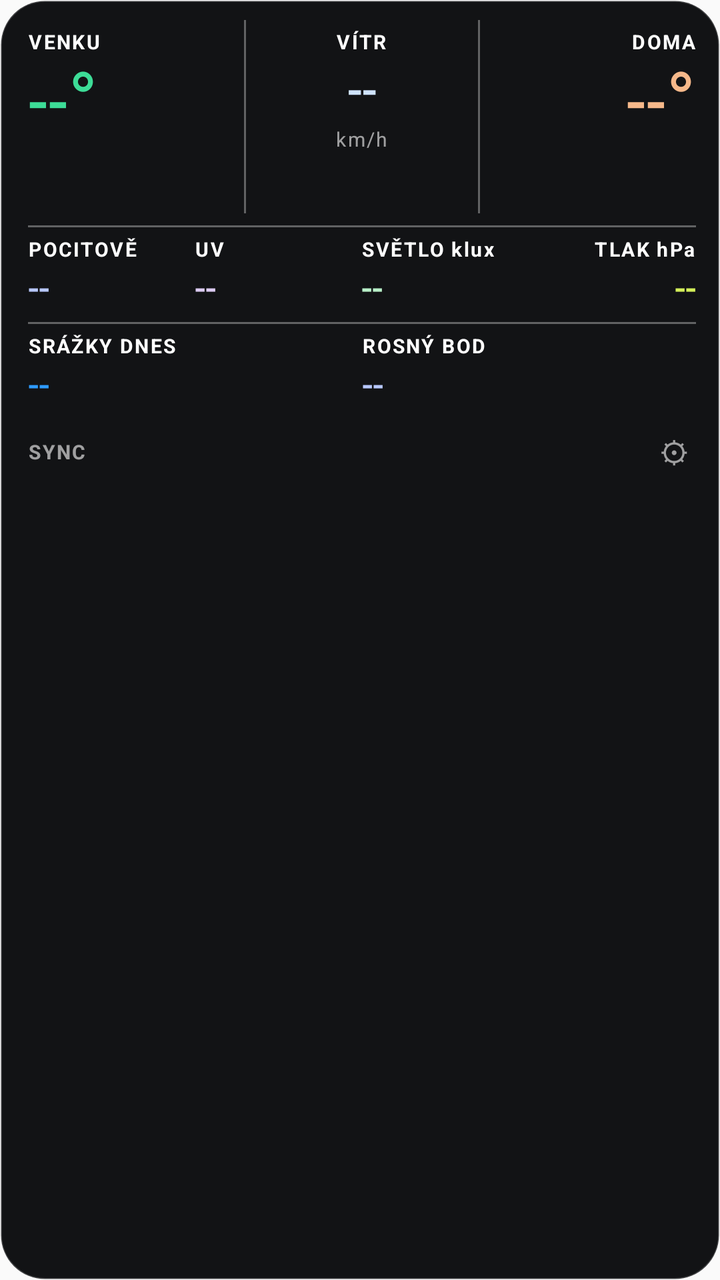
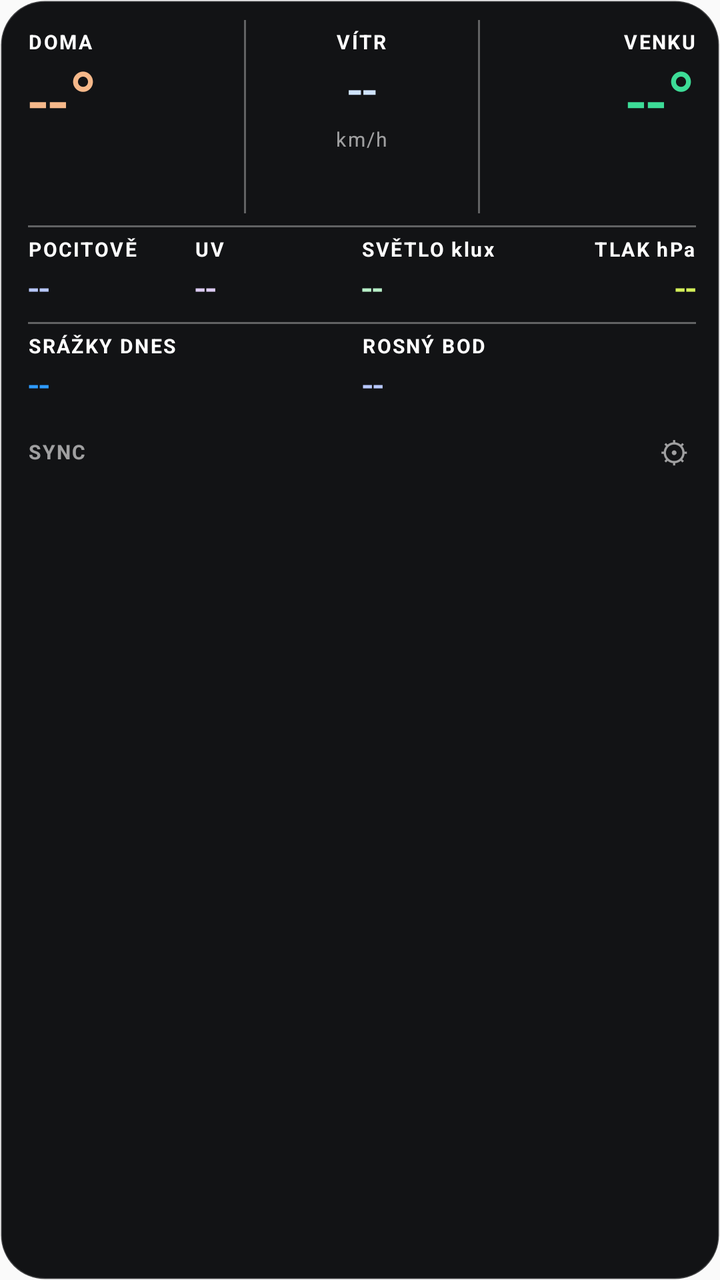

Compare the two renders of this Android layout. The source of the first and the diff that turns it into the second are given below.
<!-- AndroidManifest.xml: application theme android:Theme.Material.Light.DarkActionBar -->
<!-- res/layout/widget_full.xml -->
<?xml version="1.0" encoding="utf-8"?>
<LinearLayout xmlns:android="http://schemas.android.com/apk/res/android"
    android:id="@+id/root"
    android:layout_width="match_parent"
    android:layout_height="match_parent"
    android:background="@drawable/widget_bg"
    android:orientation="vertical"
    android:paddingStart="14dp"
    android:paddingTop="10dp"
    android:paddingEnd="12dp"
    android:paddingBottom="10dp">

    
    <LinearLayout
        android:layout_width="match_parent"
        android:layout_height="wrap_content"
        android:orientation="horizontal">

        <LinearLayout style="@style/LcdCell">
            <TextView
                android:id="@+id/label_out"
                style="@style/LcdLabel"
                android:text="VENKU" />
            <TextView
                android:id="@+id/temp_out"
                style="@style/LcdBig"
                android:text="--°"
                android:textColor="@color/lcd_out" />
            <TextView
                android:id="@+id/hum_out"
                style="@style/LcdValue"
                android:textColor="@color/lcd_out"
                android:textSize="24sp" />
        </LinearLayout>

        <TextView style="@style/LcdVLine" />

        <LinearLayout
            style="@style/LcdCell"
            android:gravity="center_horizontal">
            <TextView
                style="@style/LcdLabel"
                android:text="VÍTR" />
            <TextView
                android:id="@+id/wind_speed"
                style="@style/LcdValue"
                android:text="--"
                android:textColor="@color/lcd_wind"
                android:textSize="30sp" />
            <TextView
                android:id="@+id/wind_info"
                style="@style/LcdLabel"
                android:textColor="@color/lcd_dim"
                android:textStyle="normal"
                android:text="km/h" />
            <TextView
                android:id="@+id/wind_dir"
                style="@style/LcdValue"
                android:layout_marginTop="2dp"
                android:textColor="@color/lcd_dir"
                android:textSize="20sp"
                android:visibility="gone" />
        </LinearLayout>

        <TextView style="@style/LcdVLine" />

        <LinearLayout
            style="@style/LcdCell"
            android:gravity="end">
            <TextView
                android:id="@+id/label_in"
                style="@style/LcdLabel"
                android:text="DOMA" />
            <TextView
                android:id="@+id/temp_in"
                style="@style/LcdBig"
                android:text="--°"
                android:textColor="@color/lcd_in" />
            <TextView
                android:id="@+id/hum_in"
                style="@style/LcdValue"
                android:textColor="@color/lcd_in"
                android:textSize="24sp" />
        </LinearLayout>
    </LinearLayout>

    <TextView
        style="@style/LcdHLine"
        android:layout_marginTop="6dp" />

    
    <LinearLayout
        android:id="@+id/row2"
        android:layout_width="match_parent"
        android:layout_height="wrap_content"
        android:orientation="horizontal">

        <LinearLayout style="@style/LcdCell">
            <TextView style="@style/LcdLabel" android:text="POCITOVĚ" />
            <TextView
                android:id="@+id/feels"
                style="@style/LcdValue"
                android:text="--"
                android:textColor="@color/lcd_feels" />
        </LinearLayout>

        <LinearLayout style="@style/LcdCell">
            <TextView style="@style/LcdLabel" android:text="UV" />
            <TextView
                android:id="@+id/uv"
                style="@style/LcdValue"
                android:text="--"
                android:textColor="@color/lcd_uv" />
        </LinearLayout>

        <LinearLayout style="@style/LcdCell">
            <TextView style="@style/LcdLabel" android:text="SVĚTLO klux" />
            <TextView
                android:id="@+id/light"
                style="@style/LcdValue"
                android:text="--"
                android:textColor="@color/lcd_light" />
        </LinearLayout>

        <LinearLayout
            style="@style/LcdCell"
            android:gravity="end">
            <TextView style="@style/LcdLabel" android:text="TLAK hPa" />
            <TextView
                android:id="@+id/pressure"
                style="@style/LcdValue"
                android:text="--"
                android:textColor="@color/lcd_baro" />
        </LinearLayout>
    </LinearLayout>

    <TextView style="@style/LcdHLine" />

    
    <LinearLayout
        android:id="@+id/row3"
        android:layout_width="match_parent"
        android:layout_height="wrap_content"
        android:orientation="horizontal">

        <LinearLayout style="@style/LcdCell">
            <TextView style="@style/LcdLabel" android:text="SRÁŽKY DNES" />
            <TextView
                android:id="@+id/rain"
                style="@style/LcdValue"
                android:text="--"
                android:textColor="@color/lcd_rain" />
            <TextView
                android:id="@+id/rain_rate"
                style="@style/LcdLabel"
                android:textColor="@color/lcd_rain"
                android:textStyle="normal"
                android:visibility="gone" />
        </LinearLayout>

        <LinearLayout style="@style/LcdCell">
            <TextView style="@style/LcdLabel" android:text="ROSNÝ BOD" />
            <TextView
                android:id="@+id/dew"
                style="@style/LcdValue"
                android:text="--"
                android:textColor="@color/lcd_feels" />
        </LinearLayout>

        <LinearLayout
            android:id="@+id/sensors_cell"
            style="@style/LcdCell"
            android:layout_weight="2"
            android:gravity="end"
            android:visibility="gone">
            <TextView
                android:id="@+id/sensors_label"
                style="@style/LcdLabel"
                android:text="ČIDLA" />
            <TextView
                android:id="@+id/sensors"
                android:layout_width="wrap_content"
                android:layout_height="wrap_content"
                android:fontFamily="sans-serif-condensed"
                android:gravity="end"
                android:textColor="@color/lcd_sensor"
                android:textSize="15sp" />
        </LinearLayout>
    </LinearLayout>

    
    <LinearLayout
        android:id="@+id/forecast_section"
        android:layout_width="match_parent"
        android:layout_height="0dp"
        android:layout_weight="1"
        android:gravity="bottom"
        android:orientation="vertical"
        android:visibility="gone">

        <TextView style="@style/LcdHLine" />

        <TextView
            android:id="@+id/forecast_title"
            style="@style/LcdLabel"
            android:layout_width="match_parent"
            android:layout_marginTop="5dp"
            android:ellipsize="end"
            android:textColor="@color/lcd_baro" />

        <LinearLayout
            android:id="@+id/forecast_row"
            android:layout_width="match_parent"
            android:layout_height="wrap_content"
            android:layout_marginTop="4dp"
            android:orientation="horizontal" />
    </LinearLayout>

    
    <LinearLayout
        android:layout_width="match_parent"
        android:layout_height="wrap_content"
        android:layout_marginTop="6dp"
        android:gravity="center_vertical"
        android:orientation="horizontal">

        <TextView
            style="@style/LcdLabel"
            android:text="SYNC "
            android:textColor="@color/lcd_dim" />

        <TextView
            android:id="@+id/updated"
            android:layout_width="0dp"
            android:layout_height="wrap_content"
            android:layout_weight="1"
            android:fontFamily="sans-serif-condensed"
            android:maxLines="1"
            android:ellipsize="end"
            android:textColor="@color/lcd_wind"
            android:textSize="13sp" />

        <TextView
            android:id="@+id/update_badge"
            android:layout_width="wrap_content"
            android:layout_height="wrap_content"
            android:layout_marginEnd="8dp"
            android:background="@drawable/badge_bg"
            android:paddingStart="6dp"
            android:paddingEnd="6dp"
            android:text="⬆ nová verze"
            android:textColor="#FF060709"
            android:textSize="11sp"
            android:visibility="gone" />

        <TextView
            android:id="@+id/settings"
            android:layout_width="wrap_content"
            android:layout_height="wrap_content"
            android:paddingStart="10dp"
            android:paddingEnd="4dp"
            android:text="⚙"
            android:textColor="@color/lcd_dim"
            android:textSize="15sp" />
    </LinearLayout>
</LinearLayout>
<!-- resources referenced by this layout -->
<resources>
  <color name="lcd_baro">#FFD4F05A</color>
  <color name="lcd_dim">#99FFFFFF</color>
  <color name="lcd_dir">#FFFF6B6B</color>
  <color name="lcd_feels">#FFB8C8FF</color>
  <color name="lcd_in">#FFF5B88A</color>
  <color name="lcd_light">#FFB8F0C8</color>
  <color name="lcd_out">#FF3DDC97</color>
  <color name="lcd_rain">#FF2E9BFF</color>
  <color name="lcd_sensor">#FF5FD3C8</color>
  <color name="lcd_uv">#FFDCCBF2</color>
  <color name="lcd_wind">#FFCFE3FF</color>
  <!-- drawable badge_bg (drawable) -->
  <?xml version="1.0" encoding="utf-8"?>
  <shape xmlns:android="http://schemas.android.com/apk/res/android" android:shape="rectangle">
      <corners android:radius="8dp" />
      <solid android:color="#FFFFD54F" />
  </shape>
  <!-- drawable widget_bg (drawable) -->
  <?xml version="1.0" encoding="utf-8"?>
  <shape xmlns:android="http://schemas.android.com/apk/res/android" android:shape="rectangle">
      <corners android:radius="22dp" />
      <solid android:color="#F2060709" />
      <stroke
          android:width="1dp"
          android:color="#33FFFFFF" />
  </shape>
  <style name="LcdBig" parent="LcdValue">
          <item name="android:textSize">40sp</item>
      </style>
  <style name="LcdCell">
          <item name="android:layout_width">0dp</item>
          <item name="android:layout_height">wrap_content</item>
          <item name="android:layout_weight">1</item>
          <item name="android:orientation">vertical</item>
          <item name="android:paddingTop">4dp</item>
          <item name="android:paddingBottom">4dp</item>
      </style>
  <style name="LcdHLine">
          <item name="android:layout_width">match_parent</item>
          <item name="android:layout_height">1dp</item>
          <item name="android:background">@color/lcd_line</item>
      </style>
  <style name="LcdLabel">
          <item name="android:layout_width">wrap_content</item>
          <item name="android:layout_height">wrap_content</item>
          <item name="android:textColor">@color/lcd_label</item>
          <item name="android:textSize">10sp</item>
          <item name="android:textStyle">bold</item>
          <item name="android:letterSpacing">0.08</item>
          <item name="android:maxLines">1</item>
      </style>
  <style name="LcdVLine">
          <item name="android:layout_width">1dp</item>
          <item name="android:layout_height">match_parent</item>
          <item name="android:layout_marginStart">8dp</item>
          <item name="android:layout_marginEnd">8dp</item>
          <item name="android:background">@color/lcd_line</item>
      </style>
  <style name="LcdValue">
          <item name="android:layout_width">wrap_content</item>
          <item name="android:layout_height">wrap_content</item>
          <item name="android:fontFamily">sans-serif-condensed</item>
          <item name="android:includeFontPadding">false</item>
          <item name="android:textSize">22sp</item>
          <item name="android:maxLines">1</item>
      </style>
  <color name="lcd_line">#55FFFFFF</color>
  <color name="lcd_label">#FFFFFFFF</color>
</resources>

<!-- the commit's change to res/layout/widget_full.xml (unified diff, before → after) -->
@@ -18,6 +18,55 @@
 
         <LinearLayout style="@style/LcdCell">
             <TextView
+                android:id="@+id/label_in"
+                style="@style/LcdLabel"
+                android:text="DOMA" />
+            <TextView
+                android:id="@+id/temp_in"
+                style="@style/LcdBig"
+                android:text="--°"
+                android:textColor="@color/lcd_in" />
+            <TextView
+                android:id="@+id/hum_in"
+                style="@style/LcdValue"
+                android:textColor="@color/lcd_in"
+                android:textSize="24sp" />
+        </LinearLayout>
+        <TextView style="@style/LcdVLine" />
+
+        <LinearLayout
+            style="@style/LcdCell"
+            android:gravity="center_horizontal">
+            <TextView
+                style="@style/LcdLabel"
+                android:text="VÍTR" />
+            <TextView
+                android:id="@+id/wind_speed"
+                style="@style/LcdValue"
+                android:text="--"
+                android:textColor="@color/lcd_wind"
+                android:textSize="30sp" />
+            <TextView
+                android:id="@+id/wind_info"
+                style="@style/LcdLabel"
+                android:textColor="@color/lcd_dim"
+                android:textStyle="normal"
+                android:text="km/h" />
+            <TextView
+                android:id="@+id/wind_dir"
+                style="@style/LcdValue"
+                android:layout_marginTop="2dp"
+                android:textColor="@color/lcd_dir"
+                android:textSize="20sp"
+                android:visibility="gone" />
+        </LinearLayout>
+
+        <TextView style="@style/LcdVLine" />
+
+        <LinearLayout
+            style="@style/LcdCell"
+            android:gravity="end">
+            <TextView
                 android:id="@+id/label_out"
                 style="@style/LcdLabel"
                 android:text="VENKU" />
@@ -33,55 +82,6 @@
                 android:textSize="24sp" />
         </LinearLayout>
 
-        <TextView style="@style/LcdVLine" />
-
-        <LinearLayout
-            style="@style/LcdCell"
-            android:gravity="center_horizontal">
-            <TextView
-                style="@style/LcdLabel"
-                android:text="VÍTR" />
-            <TextView
-                android:id="@+id/wind_speed"
-                style="@style/LcdValue"
-                android:text="--"
-                android:textColor="@color/lcd_wind"
-                android:textSize="30sp" />
-            <TextView
-                android:id="@+id/wind_info"
-                style="@style/LcdLabel"
-                android:textColor="@color/lcd_dim"
-                android:textStyle="normal"
-                android:text="km/h" />
-            <TextView
-                android:id="@+id/wind_dir"
-                style="@style/LcdValue"
-                android:layout_marginTop="2dp"
-                android:textColor="@color/lcd_dir"
-                android:textSize="20sp"
-                android:visibility="gone" />
-        </LinearLayout>
-
-        <TextView style="@style/LcdVLine" />
-
-        <LinearLayout
-            style="@style/LcdCell"
-            android:gravity="end">
-            <TextView
-                android:id="@+id/label_in"
-                style="@style/LcdLabel"
-                android:text="DOMA" />
-            <TextView
-                android:id="@+id/temp_in"
-                style="@style/LcdBig"
-                android:text="--°"
-                android:textColor="@color/lcd_in" />
-            <TextView
-                android:id="@+id/hum_in"
-                style="@style/LcdValue"
-                android:textColor="@color/lcd_in"
-                android:textSize="24sp" />
-        </LinearLayout>
     </LinearLayout>
 
     <TextView
@@ -186,6 +186,33 @@
                 android:textColor="@color/lcd_sensor"
                 android:textSize="15sp" />
         </LinearLayout>
+    </LinearLayout>
+
+    
+    <LinearLayout
+        android:id="@+id/graph_section"
+        android:layout_width="match_parent"
+        android:layout_height="wrap_content"
+        android:orientation="vertical"
+        android:visibility="gone">
+
+        <TextView style="@style/LcdHLine" />
+
+        <TextView
+            android:id="@+id/graph_title"
+            style="@style/LcdLabel"
+            android:layout_width="match_parent"
+            android:layout_marginTop="5dp"
+            android:ellipsize="end"
+            android:text="TLAK 24 H"
+            android:textColor="@color/lcd_baro" />
+
+        <ImageView
+            android:id="@+id/pressure_graph"
+            android:layout_width="match_parent"
+            android:layout_height="64dp"
+            android:layout_marginTop="2dp"
+            android:scaleType="fitXY" />
     </LinearLayout>
 
     
